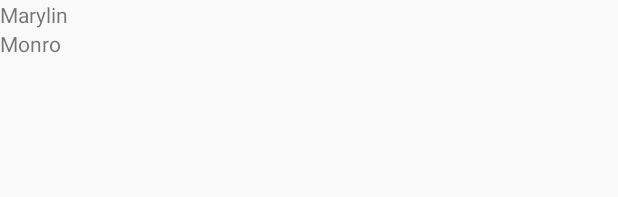
After one commit to MikhailValuyskiy/GetTableApp, an Android app: the layout item_customer.xml on its own in the app's theme, with its tools: preview values and no code run, on a phone screen of 412 x 824 dp. The commit adds this screen. Shown: the top 197 px of the screen. Run offline under Robolectric (Android 15) with nearby library versions, the phone set to English and light mode, and no system bars.

Commit message:
Added adapter for customers and xml layout

```diff
--- a/app/src/main/AndroidManifest.xml
+++ b/app/src/main/AndroidManifest.xml
@@ -3,6 +3,7 @@
     package="ru.example.mvaluyskiy.gettableapp">
 
     <application
+        android:name=".GetTableApplication"
         android:allowBackup="true"
         android:icon="@mipmap/ic_launcher"
         android:label="@string/app_name"
--- a/app/src/main/java/ru/example/mvaluyskiy/gettableapp/GetTableApplication.java
+++ b/app/src/main/java/ru/example/mvaluyskiy/gettableapp/GetTableApplication.java
@@ -3,6 +3,7 @@ package ru.example.mvaluyskiy.gettableapp;
 import android.app.Application;
 
 import ru.example.mvaluyskiy.gettableapp.di.AppComponent;
+import ru.example.mvaluyskiy.gettableapp.di.DaggerAppComponent;
 import ru.example.mvaluyskiy.gettableapp.di.modules.AppModule;
 import ru.example.mvaluyskiy.gettableapp.di.modules.NetworkModule;
 
--- a/app/src/main/java/ru/example/mvaluyskiy/gettableapp/di/AppComponent.java
+++ b/app/src/main/java/ru/example/mvaluyskiy/gettableapp/di/AppComponent.java
@@ -6,6 +6,7 @@ import dagger.Component;
 import ru.example.mvaluyskiy.gettableapp.api.network.NetworkStateReceiver;
 import ru.example.mvaluyskiy.gettableapp.di.modules.AppModule;
 import ru.example.mvaluyskiy.gettableapp.di.modules.NetworkModule;
+import ru.example.mvaluyskiy.gettableapp.presentation.customers.CustomersListPresenter;
 
 /**
  * Created by m.valuyskiy on 15.04.17.
@@ -16,4 +17,6 @@ import ru.example.mvaluyskiy.gettableapp.di.modules.NetworkModule;
 public interface AppComponent {
 
     void inject(NetworkStateReceiver receiver);
+
+    CustomersListPresenter newCustomerListPresenter();
 }
--- a/app/src/main/java/ru/example/mvaluyskiy/gettableapp/presentation/customers/CustomersListPresenter.java
+++ b/app/src/main/java/ru/example/mvaluyskiy/gettableapp/presentation/customers/CustomersListPresenter.java
@@ -1,4 +1,6 @@
 package ru.example.mvaluyskiy.gettableapp.presentation.customers;
+
+import javax.inject.Inject;
 
 import ru.example.mvaluyskiy.gettableapp.base.base_presenters.BaseStatePresenter;
 
@@ -8,6 +10,10 @@ import ru.example.mvaluyskiy.gettableapp.base.base_presenters.BaseStatePresenter
 
 public class CustomersListPresenter extends BaseStatePresenter<CustomersView> {
 
+    @Inject
+    public CustomersListPresenter() {
+    }
+
     @Override
     public void onRetry() {
         // TODO
--- a/app/src/main/res/layout/activity_main.xml
+++ b/app/src/main/res/layout/activity_main.xml
@@ -1,7 +1,7 @@
 <?xml version="1.0" encoding="utf-8"?>
 <RelativeLayout xmlns:android="http://schemas.android.com/apk/res/android"
     xmlns:tools="http://schemas.android.com/tools"
-    android:id="@+id/activity_main"
+    android:id="@+id/container"
     android:layout_width="match_parent"
     android:layout_height="match_parent"
     android:paddingBottom="@dimen/activity_vertical_margin"
@@ -10,8 +10,4 @@
     android:paddingTop="@dimen/activity_vertical_margin"
     tools:context="ru.example.mvaluyskiy.gettableapp.MainActivity">
 
-    <TextView
-        android:layout_width="wrap_content"
-        android:layout_height="wrap_content"
-        android:text="Hello World!" />
 </RelativeLayout>
--- /dev/null
+++ b/app/src/main/res/layout/item_customer.xml
@@ -0,0 +1,25 @@
+<?xml version="1.0" encoding="utf-8"?>
+<RelativeLayout xmlns:android="http://schemas.android.com/apk/res/android"
+    xmlns:tools="http://schemas.android.com/tools"
+    android:id="@+id/customer_container"
+    android:layout_width="match_parent"
+    android:layout_height="match_parent">
+
+    <TextView
+        android:id="@+id/first_name"
+        android:layout_width="wrap_content"
+        android:layout_height="wrap_content"
+        android:ellipsize="end"
+        android:maxLines="1"
+        tools:text="Marylin" />
+
+    <TextView
+        android:id="@+id/last_name"
+        android:layout_width="wrap_content"
+        android:layout_height="wrap_content"
+        android:layout_below="@+id/first_name"
+        android:ellipsize="end"
+        android:maxLines="1"
+        tools:text="Monro" />
+
+</RelativeLayout>
```
Also changed, not shown: app/src/main/java/ru/example/mvaluyskiy/gettableapp/MainActivity.java (+6 -2 lines), app/src/main/java/ru/example/mvaluyskiy/gettableapp/base/BaseActivity.java (added, +20 -0 lines), app/src/main/java/ru/example/mvaluyskiy/gettableapp/data/vo/Customer.java (+8 -0 lines), app/src/main/java/ru/example/mvaluyskiy/gettableapp/presentation/customers/CustomersAdapter.java (added, +86 -0 lines), app/src/main/java/ru/example/mvaluyskiy/gettableapp/presentation/customers/CustomersListFragment.java (+37 -2 lines), app/src/main/res/layout/fragment_customers_list.xml (added, +13 -0 lines).
